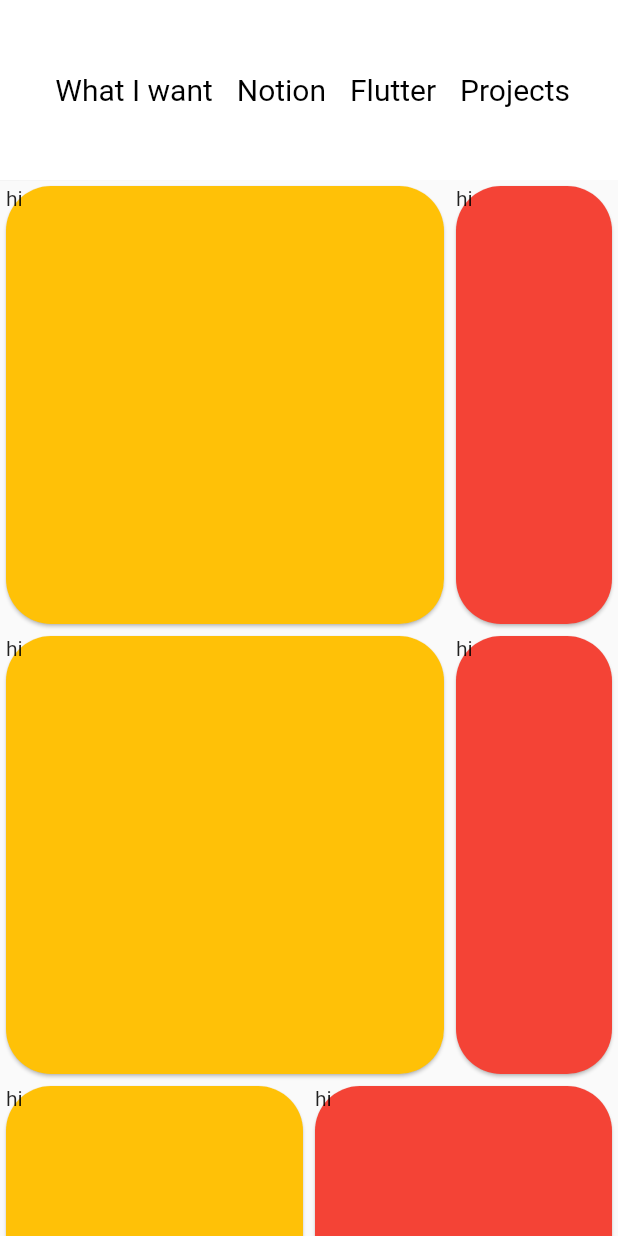
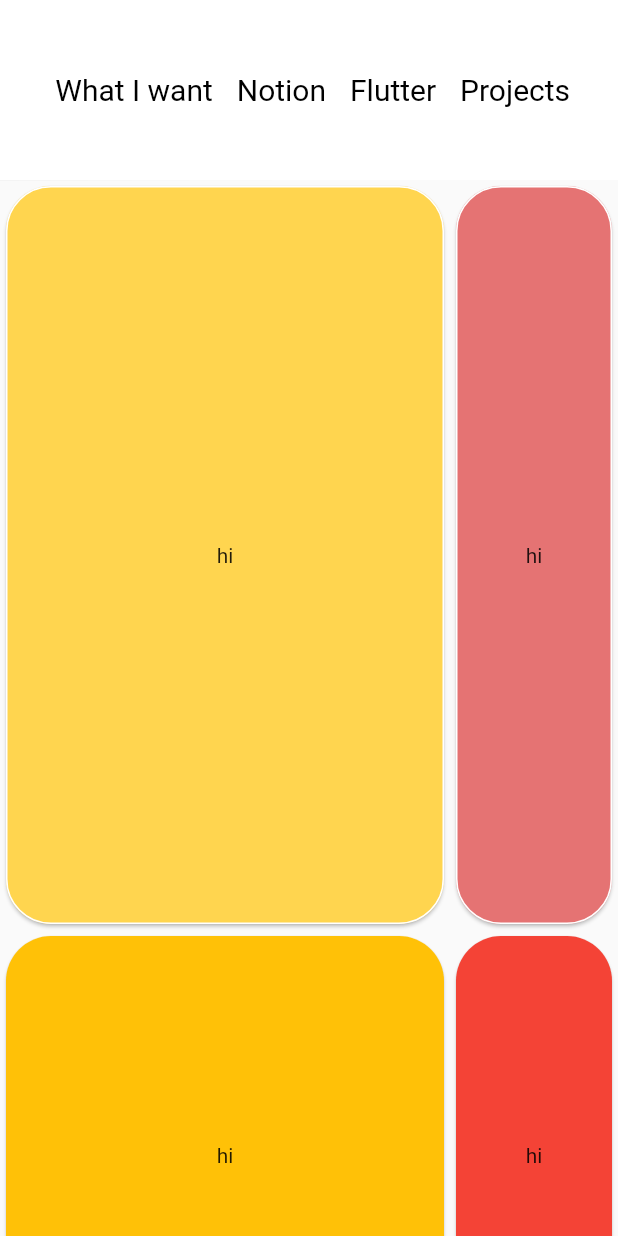
Before and after one commit to ggumgil/dongsilweb, a Flutter app: the screen it shows after launch, on a phone screen of 412 x 824 dp. Run offline on Flutter 3.47's test engine with Material 2 defaults, Android fonts, the phone set to English and light mode, and no system bars.

Commit message:
레이아웃 유형 추가

```diff
--- a/lib/pages/home_page.dart
+++ b/lib/pages/home_page.dart
@@ -17,27 +17,34 @@ class HomePage extends StatelessWidget {
           children: [
             Row(
               mainAxisSize: MainAxisSize.max,
-              children: const [
+              children: [
                 SizedBox(
                   width: 300,
-                  height: 300,
+                  height: 500,
                   child: Card(
-                    color: Colors.amber,
+                    color: Colors.amber[300],
                     shape: RoundedRectangleBorder(
-                      borderRadius: BorderRadius.all(Radius.circular(30)),
+                      side: BorderSide(
+                        color: Theme.of(context).colorScheme.outline,
+                      ),
+                      borderRadius: const BorderRadius.all(Radius.circular(30)),
                     ),
-                    child: Text('hi'),
+                    child: const Center(child: Text('hi')),
                   ),
                 ),
                 Expanded(
                   child: SizedBox(
-                    height: 300,
+                    height: 500,
                     child: Card(
-                      color: Colors.red,
+                      color: Colors.red[300],
                       shape: RoundedRectangleBorder(
-                        borderRadius: BorderRadius.all(Radius.circular(30)),
+                        side: BorderSide(
+                          color: Theme.of(context).colorScheme.outline,
+                        ),
+                        borderRadius:
+                            const BorderRadius.all(Radius.circular(30)),
                       ),
-                      child: Text('hi'),
+                      child: const Center(child: Text('hi')),
                     ),
                   ),
                 ),
@@ -54,7 +61,7 @@ class HomePage extends StatelessWidget {
                     shape: RoundedRectangleBorder(
                       borderRadius: BorderRadius.all(Radius.circular(30)),
                     ),
-                    child: Text('hi'),
+                    child: Center(child: Text('hi')),
                   ),
                 ),
                 Expanded(
@@ -65,7 +72,7 @@ class HomePage extends StatelessWidget {
                       shape: RoundedRectangleBorder(
                         borderRadius: BorderRadius.all(Radius.circular(30)),
                       ),
-                      child: Text('hi'),
+                      child: Center(child: Text('hi')),
                     ),
                   ),
                 ),
@@ -82,7 +89,7 @@ class HomePage extends StatelessWidget {
                     shape: RoundedRectangleBorder(
                       borderRadius: BorderRadius.all(Radius.circular(30)),
                     ),
-                    child: Text('hi'),
+                    child: Center(child: Text('hi')),
                   ),
                 ),
                 const Expanded(
@@ -93,7 +100,7 @@ class HomePage extends StatelessWidget {
                       shape: RoundedRectangleBorder(
                         borderRadius: BorderRadius.all(Radius.circular(30)),
                       ),
-                      child: Text('hi'),
+                      child: Center(child: Text('hi')),
                     ),
                   ),
                 ),
@@ -101,27 +108,35 @@ class HomePage extends StatelessWidget {
             ),
             Row(
               mainAxisSize: MainAxisSize.max,
-              children: const [
+              children: [
                 SizedBox(
                   width: 800,
                   height: 300,
                   child: Card(
-                    color: Colors.amber,
+                    elevation: 12,
+                    color: Colors.amber[100],
                     shape: RoundedRectangleBorder(
-                      borderRadius: BorderRadius.all(Radius.circular(30)),
+                      side: BorderSide(
+                        color: Theme.of(context).colorScheme.outline,
+                      ),
+                      borderRadius: const BorderRadius.all(Radius.circular(30)),
                     ),
-                    child: Text('hi'),
+                    child: const Center(child: Text('hi')),
                   ),
                 ),
                 Expanded(
                   child: SizedBox(
                     height: 300,
                     child: Card(
-                      color: Colors.red,
+                      color: Colors.red[100],
                       shape: RoundedRectangleBorder(
-                        borderRadius: BorderRadius.all(Radius.circular(30)),
+                        side: BorderSide(
+                          color: Theme.of(context).colorScheme.outline,
+                        ),
+                        borderRadius:
+                            const BorderRadius.all(Radius.circular(30)),
                       ),
-                      child: Text('hi'),
+                      child: const Center(child: Text('hi')),
                     ),
                   ),
                 ),
```
